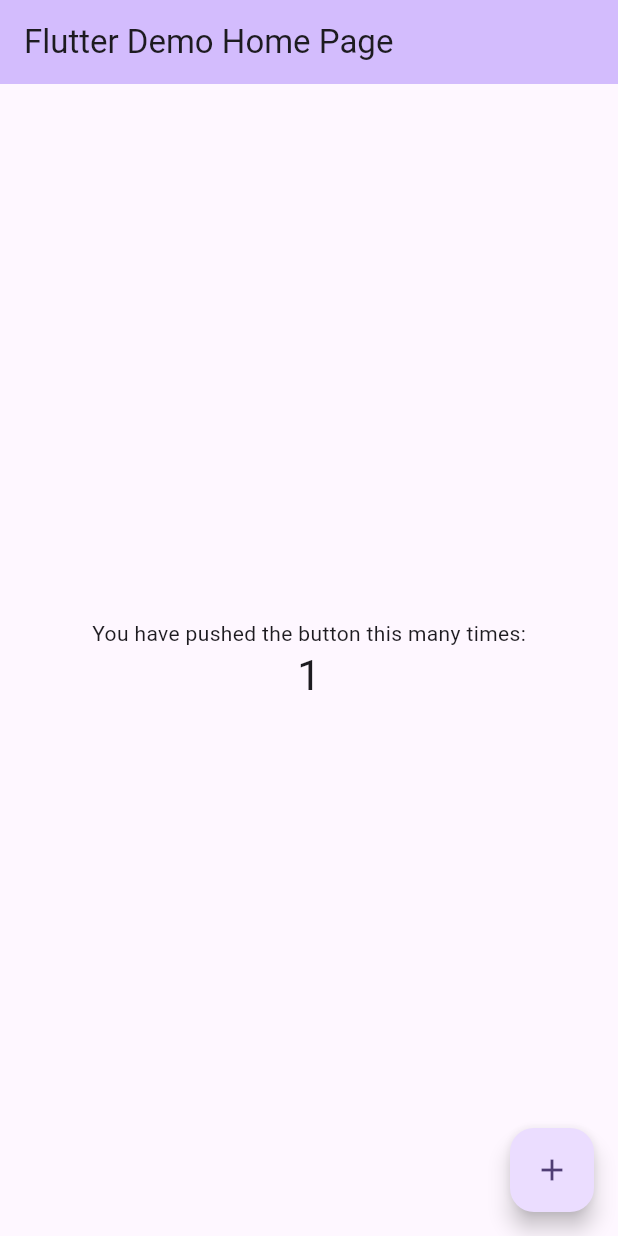
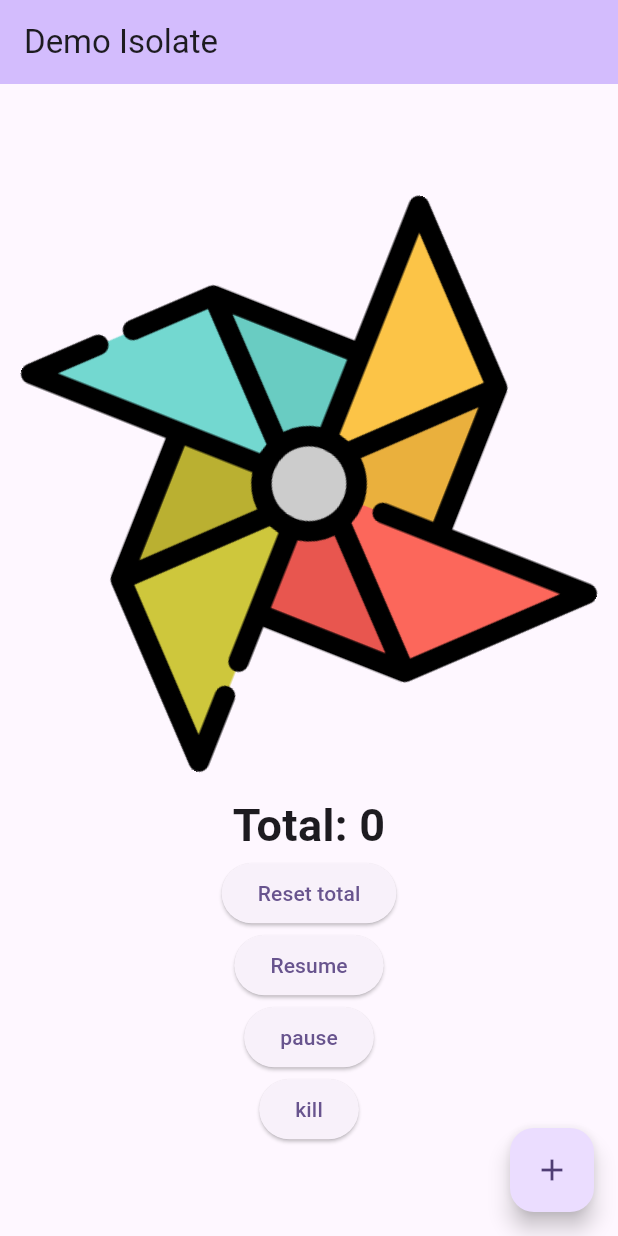
Before and after one commit to dinhphuc1309/Flutter_Advanced, a Flutter app: the screen it shows after launch, after a tap on the "add" icon, on a phone screen of 412 x 824 dp. Run offline on Flutter 3.47's test engine with Material 2 defaults, Android fonts, the phone set to English and light mode, and no system bars.

Commit message:
setup build project

```diff
--- a/lib/demo_isolate/main.dart
+++ b/lib/demo_isolate/main.dart
@@ -1,4 +1,3 @@
-import 'dart:async';
 import 'dart:io';
 import 'dart:isolate';
 
@@ -16,12 +15,12 @@ class MyApp extends StatelessWidget {
   @override
   Widget build(BuildContext context) {
     return MaterialApp(
-      title: 'Flutter Demo',
+      title: 'Demo Isolate',
       theme: ThemeData(
         colorScheme: ColorScheme.fromSeed(seedColor: Colors.deepPurple),
         useMaterial3: true,
       ),
-      home: const MyHomePage(title: 'Isolate Demo'),
+      home: const MyHomePage(title: 'Demo Isolate'),
     );
   }
 }
@@ -129,40 +128,32 @@ class _MyHomePageState extends State<MyHomePage> {
   }
 
   static void sum(List<dynamic> param) {
-    // int count = 0;
-    // SendPort sendPort = param[0];
-    // Product product = param[2];
-    // ReceivePort receivePort = ReceivePort();
-    // int total = 0;
-    // for (int i = 0; i < param[1]; i++) {
-    //   total += i;
-    //   print(i);
-    //   sleep(const Duration(seconds: 1));
-    // }
-    // sendPort.send([receivePort.sendPort, total, product]);
-    // receivePort.listen(
-    //   (message) {
-    //     print('Nhan tu main: $message');
-    //     if (param[1] - 1 > 0) {
-    //       sum(
-    //         [
-    //           sendPort,
-    //           5,
-    //           Product(
-    //             id: param[1] - 1 as int,
-    //             name: 'Lap lai lan thu ${(param[1] - 1)}',
-    //           )
-    //         ],
-    //       );
-    //     }
-    //   },
-    // );
-
-    final stream =
-        Stream<int>.periodic(const Duration(seconds: 1), (count) => count);
-
-    stream.listen((event) {
-      print('asdsadasdasd $event');
-    });
+    SendPort sendPort = param[0];
+    Product product = param[2];
+    ReceivePort receivePort = ReceivePort();
+    int total = 0;
+    for (int i = 0; i < param[1]; i++) {
+      total += i;
+      print(i);
+      sleep(const Duration(seconds: 1));
+    }
+    sendPort.send([receivePort.sendPort, total, product]);
+    receivePort.listen(
+      (message) {
+        print('Nhan tu main: $message');
+        if (param[1] - 1 > 0) {
+          sum(
+            [
+              sendPort,
+              5,
+              Product(
+                id: param[1] - 1 as int,
+                name: 'Lap lai lan thu ${(param[1] - 1)}',
+              )
+            ],
+          );
+        }
+      },
+    );
   }
 }
--- a/lib/demo_method_channel/main.dart
+++ b/lib/demo_method_channel/main.dart
@@ -11,12 +11,12 @@ class MyApp extends StatelessWidget {
   @override
   Widget build(BuildContext context) {
     return MaterialApp(
-      title: 'Flutter Demo',
+      title: 'Demo Method Channel',
       theme: ThemeData(
         colorScheme: ColorScheme.fromSeed(seedColor: Colors.deepPurple),
         useMaterial3: true,
       ),
-      home: const MyHomePage(title: 'Demo Methodchanel'),
+      home: const MyHomePage(title: 'Demo Method Channel'),
     );
   }
 }
--- a/lib/main.dart
+++ /dev/null
@@ -1,125 +0,0 @@
-import 'package:flutter/material.dart';
-
-void main() {
-  runApp(const MyApp());
-}
-
-class MyApp extends StatelessWidget {
-  const MyApp({super.key});
-
-  // This widget is the root of your application.
-  @override
-  Widget build(BuildContext context) {
-    return MaterialApp(
-      title: 'Flutter Demo',
-      theme: ThemeData(
-        // This is the theme of your application.
-        //
-        // TRY THIS: Try running your application with "flutter run". You'll see
-        // the application has a blue toolbar. Then, without quitting the app,
-        // try changing the seedColor in the colorScheme below to Colors.green
-        // and then invoke "hot reload" (save your changes or press the "hot
-        // reload" button in a Flutter-supported IDE, or press "r" if you used
-        // the command line to start the app).
-        //
-        // Notice that the counter didn't reset back to zero; the application
-        // state is not lost during the reload. To reset the state, use hot
-        // restart instead.
-        //
-        // This works for code too, not just values: Most code changes can be
-        // tested with just a hot reload.
-        colorScheme: ColorScheme.fromSeed(seedColor: Colors.deepPurple),
-        useMaterial3: true,
-      ),
-      home: const MyHomePage(title: 'Flutter Demo Home Page'),
-    );
-  }
-}
-
-class MyHomePage extends StatefulWidget {
-  const MyHomePage({super.key, required this.title});
-
-  // This widget is the home page of your application. It is stateful, meaning
-  // that it has a State object (defined below) that contains fields that affect
-  // how it looks.
-
-  // This class is the configuration for the state. It holds the values (in this
-  // case the title) provided by the parent (in this case the App widget) and
-  // used by the build method of the State. Fields in a Widget subclass are
-  // always marked "final".
-
-  final String title;
-
-  @override
-  State<MyHomePage> createState() => _MyHomePageState();
-}
-
-class _MyHomePageState extends State<MyHomePage> {
-  int _counter = 0;
-
-  void _incrementCounter() {
-    setState(() {
-      // This call to setState tells the Flutter framework that something has
-      // changed in this State, which causes it to rerun the build method below
-      // so that the display can reflect the updated values. If we changed
-      // _counter without calling setState(), then the build method would not be
-      // called again, and so nothing would appear to happen.
-      _counter++;
-    });
-  }
-
-  @override
-  Widget build(BuildContext context) {
-    // This method is rerun every time setState is called, for instance as done
-    // by the _incrementCounter method above.
-    //
-    // The Flutter framework has been optimized to make rerunning build methods
-    // fast, so that you can just rebuild anything that needs updating rather
-    // than having to individually change instances of widgets.
-    return Scaffold(
-      appBar: AppBar(
-        // TRY THIS: Try changing the color here to a specific color (to
-        // Colors.amber, perhaps?) and trigger a hot reload to see the AppBar
-        // change color while the other colors stay the same.
-        backgroundColor: Theme.of(context).colorScheme.inversePrimary,
-        // Here we take the value from the MyHomePage object that was created by
-        // the App.build method, and use it to set our appbar title.
-        title: Text(widget.title),
-      ),
-      body: Center(
-        // Center is a layout widget. It takes a single child and positions it
-        // in the middle of the parent.
-        child: Column(
-          // Column is also a layout widget. It takes a list of children and
-          // arranges them vertically. By default, it sizes itself to fit its
-          // children horizontally, and tries to be as tall as its parent.
-          //
-          // Column has various properties to control how it sizes itself and
-          // how it positions its children. Here we use mainAxisAlignment to
-          // center the children vertically; the main axis here is the vertical
-          // axis because Columns are vertical (the cross axis would be
-          // horizontal).
-          //
-          // TRY THIS: Invoke "debug painting" (choose the "Toggle Debug Paint"
-          // action in the IDE, or press "p" in the console), to see the
-          // wireframe for each widget.
-          mainAxisAlignment: MainAxisAlignment.center,
-          children: <Widget>[
-            const Text(
-              'You have pushed the button this many times:',
-            ),
-            Text(
-              '$_counter',
-              style: Theme.of(context).textTheme.headlineMedium,
-            ),
-          ],
-        ),
-      ),
-      floatingActionButton: FloatingActionButton(
-        onPressed: _incrementCounter,
-        tooltip: 'Increment',
-        child: const Icon(Icons.add),
-      ), // This trailing comma makes auto-formatting nicer for build methods.
-    );
-  }
-}
```
Also changed, not shown: pubspec.yaml (+4 -6 lines), assets/images/pinwheel.png (added), 1 other file.
